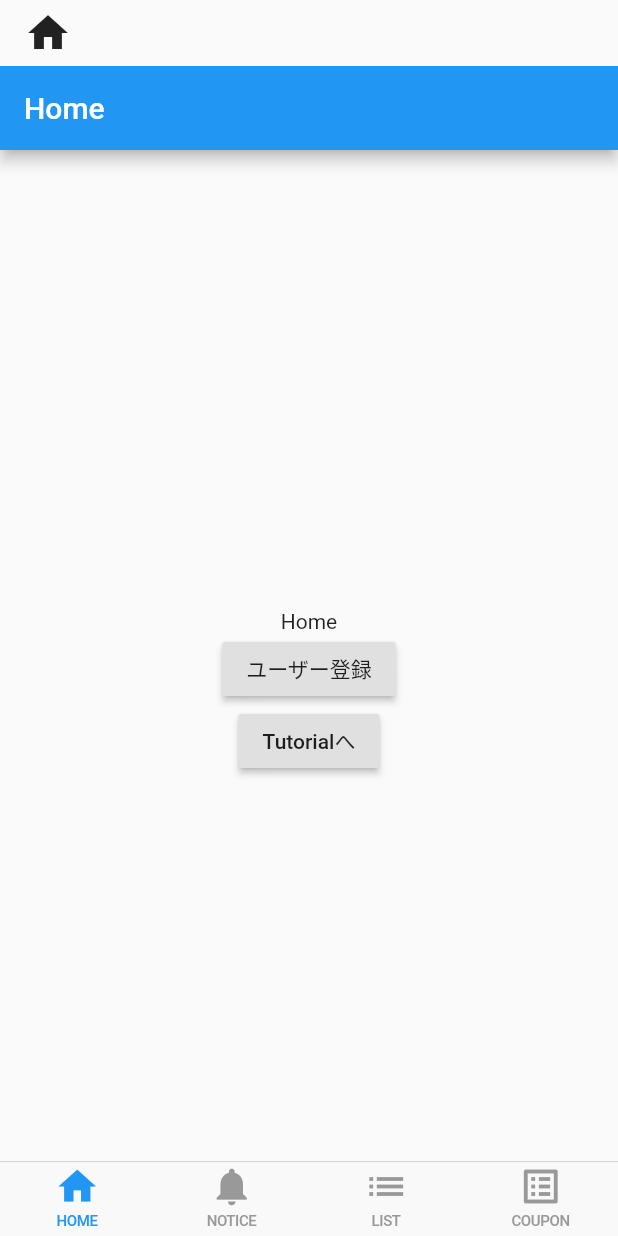
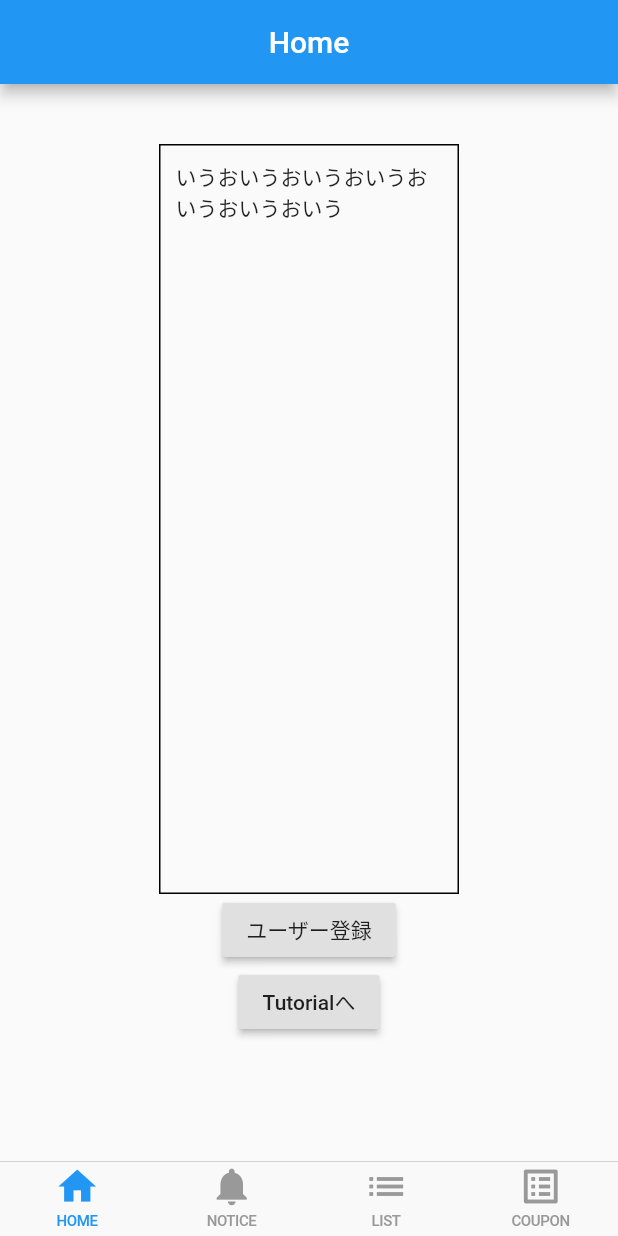
Before and after one commit to mashita1023/flutter-sample-app, a Flutter app: the HomePage screen opened by its route, on a phone screen of 412 x 824 dp. Run offline on Flutter 3.47's test engine with Material 2 defaults, Android fonts, the phone set to English and light mode, and no system bars; our stand-ins replace shared_preferences; missing offline and left inert: fa_stepper; accounts and stored records are empty.

```diff
--- a/lib/homepage.dart
+++ b/lib/homepage.dart
@@ -7,6 +7,7 @@ import 'package:peer_route_app/notification.dart';
 import 'package:peer_route_app/register_user.dart';
 import 'package:peer_route_app/list.dart';
 import 'package:peer_route_app/coupon.dart';
+import 'package:peer_route_app/teams_of_service.dart';
 
 class HomePage extends StatefulWidget {
   @override
@@ -44,36 +45,24 @@ class _HomePageState extends State<HomePage> {
           case 0:
             return CupertinoTabView(builder: (context){
               return CupertinoPageScaffold(
-                  navigationBar: CupertinoNavigationBar(
-                    leading: Icon(Icons.home),
-                  ),
                   child: Home(),
               );
             });
           case 1:
             return CupertinoTabView(builder: (context){
               return CupertinoPageScaffold(
-                navigationBar: CupertinoNavigationBar(
-                  leading: Icon(Icons.notifications),
-                ),
                 child: NotificationPage(),
               );
             });
           case 2:
             return CupertinoTabView(builder: (context){
               return CupertinoPageScaffold(
-                navigationBar: CupertinoNavigationBar(
-                  leading: Icon(Icons.list),
-                ),
                 child: ListPage(),
               );
             });
           case 3:
             return CupertinoTabView(builder: (context){
               return CupertinoPageScaffold(
-                navigationBar: CupertinoNavigationBar(
-                  leading: Icon(Icons.list),
-                ),
                 child: CouponListPage(),
               );
             });
@@ -122,27 +111,45 @@ class _HomeState extends State<Home> {
   Widget build(BuildContext context) {
     return Scaffold(
       appBar: AppBar(
-        title: Text('Home'),
+        title: Center(
+          child: Text('Home'),
+        )
       ),
       body: Center(
-        child: Column(
-          mainAxisAlignment: MainAxisAlignment.center,
+        child:Container(
+          padding: const EdgeInsets.all(40.0),
+          child:Column(
             children: <Widget>[
-            Text(
-              'Home',
+              Container(
+                height: 500,
+                width: 200,
+                padding: const EdgeInsets.all(10.0),
+                decoration: BoxDecoration(
+                  border: Border.all(color: Colors.black),
+                ),
+                child: Text("いうおいうおいうおいうおいうおいうおいう"),
               ),
               RaisedButton(
     //              onPressed: () => Navigator.of(context).pushNamed('/register_user'),
-              onPressed: () => Navigator.of(context).push(MaterialPageRoute(builder: (context){return RegisterUser();})),
+                onPressed: () => Navigator.of(context).push(
+                  MaterialPageRoute(
+                    builder: (context) {return RegisterUser();}
+                  )
+                ),
                 child: Text('ユーザー登録'),
               ),
               RaisedButton(
-              onPressed: () => Navigator.of(context).pushNamed('/tutorial'),
+                onPressed: () => Navigator.of(context).push(
+                  MaterialPageRoute(
+                    builder: (context){return TeamsOfService();}
+                  )
+                ),
                 child: Text('Tutorialへ'),
               ),
             ],
           ),
         ),
+      )
     );
   }
 
--- a/lib/main.dart
+++ b/lib/main.dart
@@ -2,7 +2,7 @@ import 'dart:async';
 import 'package:flutter/material.dart';
 import 'package:shared_preferences/shared_preferences.dart';
 
-import 'package:peer_route_app/tutorial.dart';
+import 'package:peer_route_app/teams_of_service.dart';
 import 'package:peer_route_app/homepage.dart';
 import 'package:peer_route_app/register_user.dart';
 
@@ -58,7 +58,7 @@ class _SplashState extends State<Splash> {
           //Navigator.of(context).pushReplacementNamed('/home');
         } else {
           print('navigate tutorial');
-          homeWidget = new Tutorial();
+          homeWidget = new TeamsOfService();
           //Navigator.of(context).pushReplacementNamed('/tutorial');
         }
 
@@ -67,7 +67,7 @@ class _SplashState extends State<Splash> {
           home: homeWidget,
           routes: <String, WidgetBuilder> {
             '/homepage': (_) => new HomePage(),
-            '/tutorial': (_) => new Tutorial(),
+            '/tutorial': (_) => new TeamsOfService(),
             '/register_user': (_) => new RegisterUser(),
             '/home': (_) => new Home(),
           },
```
Also changed, not shown: lib/teams_of_service.dart (added, +105 -0 lines), lib/tutorial.dart (deleted, +0 -96 lines). Lines whose indentation alone changed are shown as unchanged.
